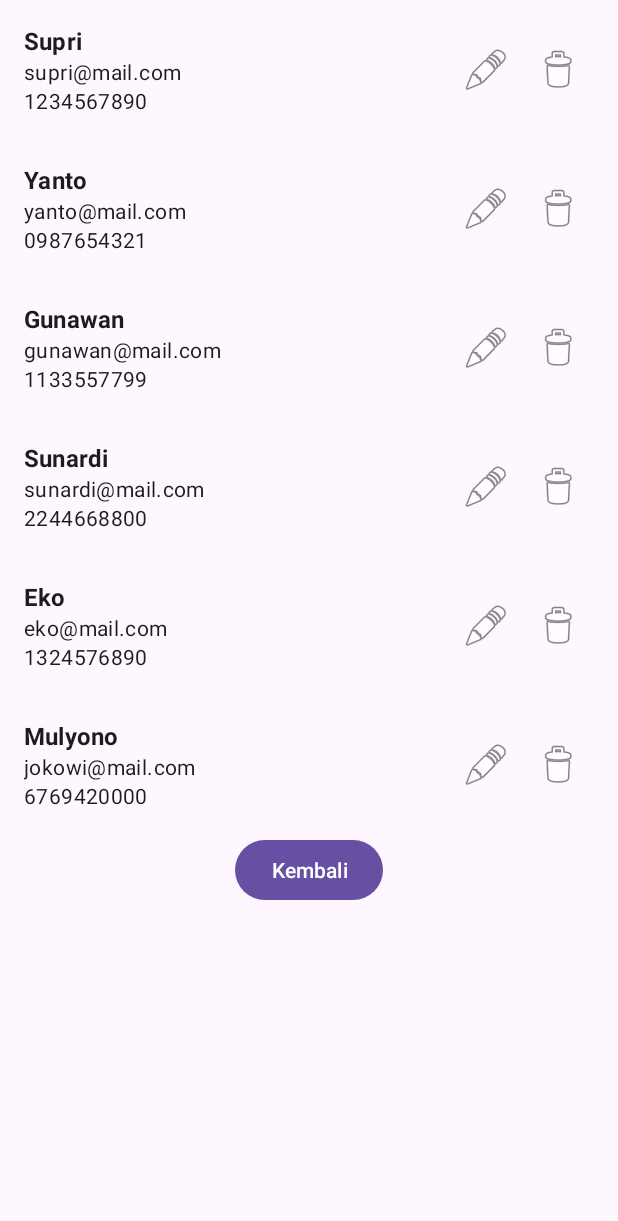
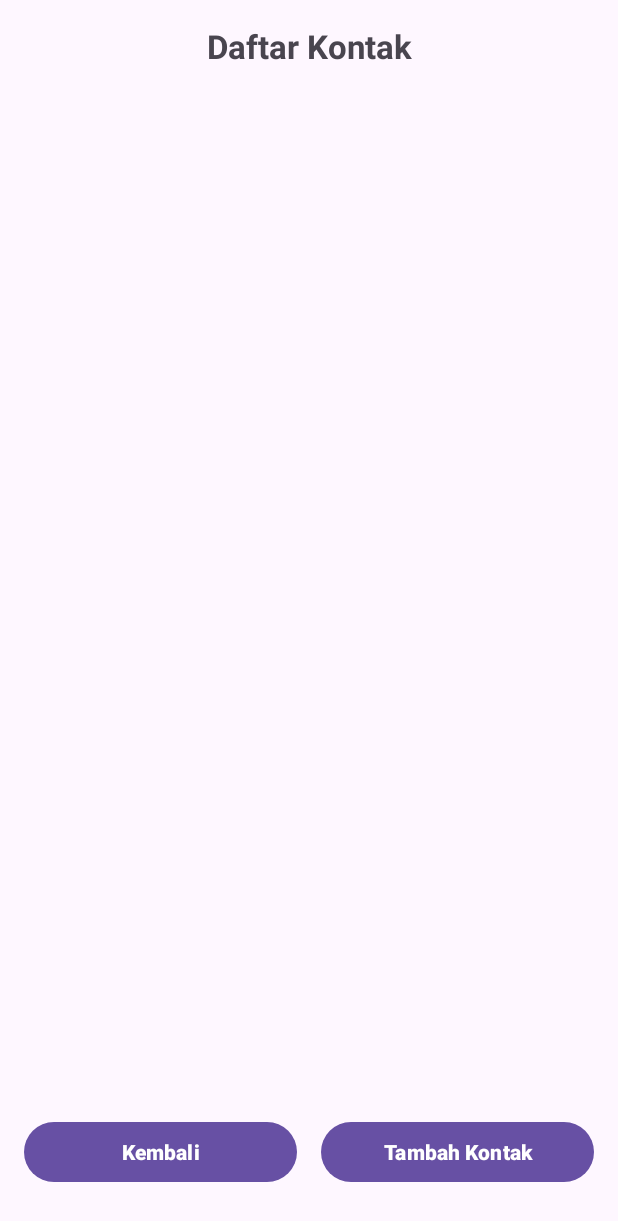
Before and after one commit to bukunya/android3, an Android app: the ContactActivity screen opened directly, with no data from a screen before it, on a phone screen of 412 x 824 dp. Shown: the top 1221 px of the screen. Run offline under Robolectric (Android 15) with nearby library versions, the phone set to English and light mode, and no system bars.

Commit message:
feat: daftar kontak, edit, delete

```diff
--- a/app/build.gradle.kts
+++ b/app/build.gradle.kts
@@ -1,6 +1,7 @@
 plugins {
     alias(libs.plugins.android.application)
     alias(libs.plugins.kotlin.android)
+    alias(libs.plugins.navigation.safeargs)
 }
 
 android {
@@ -45,6 +46,8 @@ dependencies {
     implementation(libs.material)
     implementation(libs.androidx.activity)
     implementation(libs.androidx.constraintlayout)
+    implementation(libs.androidx.navigation.fragment.ktx)
+    implementation(libs.androidx.navigation.ui.ktx)
     testImplementation(libs.junit)
     androidTestImplementation(libs.androidx.junit)
     androidTestImplementation(libs.androidx.espresso.core)
--- a/app/src/main/java/com/example/contactapp/ContactActivity.kt
+++ b/app/src/main/java/com/example/contactapp/ContactActivity.kt
@@ -1,59 +1,66 @@
 package com.example.contactapp
 
-import android.content.Intent
 import android.os.Bundle
-import android.widget.Toast
-import androidx.activity.enableEdgeToEdge
+import android.view.LayoutInflater
+import android.widget.Button
+import android.widget.EditText
+import androidx.appcompat.app.AlertDialog
 import androidx.appcompat.app.AppCompatActivity
-import androidx.core.view.ViewCompat
-import androidx.core.view.WindowInsetsCompat
-import androidx.recyclerview.widget.GridLayoutManager
-import com.example.contactapp.databinding.ActivityContactBinding
+import androidx.recyclerview.widget.LinearLayoutManager
+import androidx.recyclerview.widget.RecyclerView
 
 class ContactActivity : AppCompatActivity() {
-    lateinit var binding: ActivityContactBinding
+
+    private lateinit var prefManager: PrefManager
+    private lateinit var adapter: ContactAdapter
+    private lateinit var contactList: MutableList<Contact>
 
     override fun onCreate(savedInstanceState: Bundle?) {
         super.onCreate(savedInstanceState)
-        enableEdgeToEdge()
+        setContentView(R.layout.activity_contact)
 
-        binding = ActivityContactBinding.inflate(layoutInflater)
+        prefManager = PrefManager.getInstance(this)
+        contactList = prefManager.getAllContacts()
 
-        setContentView(binding.root)
+        val recyclerView = findViewById<RecyclerView>(R.id.recyclerViewContacts)
+        val btnTambah = findViewById<Button>(R.id.btnTambahKontak)
+        val btnKembali = findViewById<Button>(R.id.btnKembali)
 
-        //panggil fungsi generate dummydata
-        var disaster = generateDummy()
+        adapter = ContactAdapter(this, contactList, prefManager)
+        recyclerView.layoutManager = LinearLayoutManager(this)
+        recyclerView.adapter = adapter
 
-        //init adapter
-        val adapterContact = ContactAdapter(generateDummy()) { contact ->
-            Toast.makeText(
-                this@ContactActivity,
-                "You clicked on ${contact.name}",
-                Toast.LENGTH_SHORT
-            ).show()
+        btnTambah.setOnClickListener {
+            showAddContactDialog()
         }
 
-        with(binding){
-            rvContact.apply {
-                adapter = adapterContact
-                layoutManager = GridLayoutManager(this@ContactActivity, 1)
-            }
-            btnReturnToMain.setOnClickListener {
-                startActivity(Intent(this@ContactActivity, MainActivity::class.java))
-                finish()
-            }
-
+        btnKembali.setOnClickListener {
+            finish()
         }
     }
 
-    fun generateDummy(): List<Contact>{
-        return listOf(
-            Contact(name = "Supri", "supri@mail.com", "1234567890"),
-            Contact(name = "Yanto", "yanto@mail.com", "0987654321"),
-            Contact(name = "Gunawan", "gunawan@mail.com", "1133557799"),
-            Contact(name = "Sunardi", "sunardi@mail.com", "2244668800"),
-            Contact(name = "Eko", "eko@mail.com", "1324576890"),
-            Contact(name = "Mulyono", "jokowi@mail.com", "6769420000")
-        )
+    private fun showAddContactDialog() {
+        val view = LayoutInflater.from(this).inflate(R.layout.dialog_add_edit_contact, null)
+        val etName = view.findViewById<EditText>(R.id.etName)
+        val etEmail = view.findViewById<EditText>(R.id.etEmail)
+        val etPhone = view.findViewById<EditText>(R.id.etPhone)
+
+        AlertDialog.Builder(this)
+            .setTitle("Tambah Kontak")
+            .setView(view)
+            .setPositiveButton("Simpan") { _, _ ->
+                val name = etName.text.toString()
+                val email = etEmail.text.toString()
+                val phone = etPhone.text.toString()
+
+                if (name.isNotEmpty() && email.isNotEmpty() && phone.isNotEmpty()) {
+                    prefManager.saveContact(name, email, phone)
+                    contactList = prefManager.getAllContacts()
+                    adapter = ContactAdapter(this, contactList, prefManager)
+                    findViewById<RecyclerView>(R.id.recyclerViewContacts).adapter = adapter
+                }
+            }
+            .setNegativeButton("Batal", null)
+            .show()
     }
 }
--- a/app/src/main/java/com/example/contactapp/ContactAdapter.kt
+++ b/app/src/main/java/com/example/contactapp/ContactAdapter.kt
@@ -1,43 +1,87 @@
 package com.example.contactapp
 
+import android.content.Context
 import android.view.LayoutInflater
+import android.view.View
 import android.view.ViewGroup
+import android.widget.ImageButton
+import android.widget.TextView
+import androidx.appcompat.app.AlertDialog
 import androidx.recyclerview.widget.RecyclerView
-import com.example.contactapp.Contact
-import com.example.contactapp.databinding.ItemContactBinding
 
-typealias onClickContact = (Contact) -> Unit
+class ContactAdapter(
+    private val context: Context,
+    private var contactList: MutableList<Contact>,
+    private val prefManager: PrefManager
+) : RecyclerView.Adapter<ContactAdapter.ViewHolder>() {
 
-class ContactAdapter(private val listContact: List<Contact>, private val onClickContact: onClickContact):
-    RecyclerView.Adapter<ContactAdapter.ItemContactViewHolder>() {
-    inner class ItemContactViewHolder(private val binding: ItemContactBinding) :
-        RecyclerView.ViewHolder(binding.root) {
+    inner class ViewHolder(itemView: View) : RecyclerView.ViewHolder(itemView) {
+        val tvName: TextView = itemView.findViewById(R.id.tvName)
+        val tvEmail: TextView = itemView.findViewById(R.id.tvEmail)
+        val tvPhone: TextView = itemView.findViewById(R.id.tvPhone)
+        val btnEdit: ImageButton = itemView.findViewById(R.id.btn_edit_contact)
+        val btnDelete: ImageButton = itemView.findViewById(R.id.btn_delete_contact)
+    }
 
-        fun bind(data: Contact){
-            with(binding){
-                tvContactName.text = data.name
-                tvContactEmail.text = data.email
-                tvContactPhoneNumber.text = data.phone
-                itemView.setOnClickListener {
-                    onClickContact(data)
+    override fun onCreateViewHolder(parent: ViewGroup, viewType: Int): ViewHolder {
+        val view =
+            LayoutInflater.from(context).inflate(R.layout.item_contact, parent, false)
+        return ViewHolder(view)
+    }
+
+    override fun getItemCount(): Int = contactList.size
+
+    override fun onBindViewHolder(holder: ViewHolder, position: Int) {
+        val contact = contactList[position]
+
+        holder.tvName.text = contact.name
+        holder.tvEmail.text = contact.email
+        holder.tvPhone.text = contact.phone
+
+        // Tombol Edit
+        holder.btnEdit.setOnClickListener {
+            showEditDialog(position, contact)
+        }
+
+        // Tombol Hapus
+        holder.btnDelete.setOnClickListener {
+            AlertDialog.Builder(context)
+                .setTitle("Hapus Kontak")
+                .setMessage("Yakin ingin menghapus kontak ini?")
+                .setPositiveButton("Ya") { _, _ ->
+                    prefManager.deleteContact(position)
+                    contactList = prefManager.getAllContacts()
+                    notifyDataSetChanged()
                 }
-            }
+                .setNegativeButton("Batal", null)
+                .show()
         }
     }
 
-    override fun onCreateViewHolder(
-        parent: ViewGroup,
-        viewType: Int):
-            ItemContactViewHolder {
-        val binding = ItemContactBinding.inflate(LayoutInflater.from(parent.context), parent,false)
-        return ItemContactViewHolder(binding)
-    }
+    private fun showEditDialog(position: Int, contact: Contact) {
+        val view = LayoutInflater.from(context).inflate(R.layout.dialog_add_edit_contact, null)
+        val nameField = view.findViewById<TextView>(R.id.etName)
+        val emailField = view.findViewById<TextView>(R.id.etEmail)
+        val phoneField = view.findViewById<TextView>(R.id.etPhone)
 
-    override fun onBindViewHolder(holder: ItemContactViewHolder, position: Int) {
-        holder.bind(listContact[position])
-    }
+        nameField.text = contact.name
+        emailField.text = contact.email
+        phoneField.text = contact.phone
 
-    override fun getItemCount(): Int {
-        return listContact.count()
+        AlertDialog.Builder(context)
+            .setTitle("Edit Kontak")
+            .setView(view)
+            .setPositiveButton("Simpan") { _, _ ->
+                val updated = Contact(
+                    nameField.text.toString(),
+                    emailField.text.toString(),
+                    phoneField.text.toString()
+                )
+                prefManager.editContact(position, updated.name, updated.email, updated.phone)
+                contactList = prefManager.getAllContacts()
+                notifyDataSetChanged()
+            }
+            .setNegativeButton("Batal", null)
+            .show()
     }
 }
--- a/app/src/main/res/layout/activity_contact.xml
+++ b/app/src/main/res/layout/activity_contact.xml
@@ -1,27 +1,57 @@
 <?xml version="1.0" encoding="utf-8"?>
-<androidx.constraintlayout.widget.ConstraintLayout xmlns:android="http://schemas.android.com/apk/res/android"
-    xmlns:app="http://schemas.android.com/apk/res-auto"
-    xmlns:tools="http://schemas.android.com/tools"
-    android:id="@+id/main"
+<LinearLayout xmlns:android="http://schemas.android.com/apk/res/android"
+    android:orientation="vertical"
     android:layout_width="match_parent"
     android:layout_height="match_parent"
-    tools:context=".ContactActivity">
+    android:padding="16dp">
+
+    <TextView
+        android:layout_width="match_parent"
+        android:layout_height="wrap_content"
+        android:text="Daftar Kontak"
+        android:textSize="22sp"
+        android:textStyle="bold"
+        android:gravity="center"
+        android:layout_marginBottom="8dp" />
 
     <androidx.recyclerview.widget.RecyclerView
-        android:id="@+id/rv_contact"
+        android:id="@+id/recyclerViewContacts"
+        android:layout_width="match_parent"
+        android:layout_height="0dp"
+        android:layout_marginTop="16dp"
+        android:layout_weight="1" />
+
+    <LinearLayout
         android:layout_width="match_parent"
         android:layout_height="wrap_content"
-        app:layout_constraintEnd_toEndOf="parent"
-        app:layout_constraintStart_toStartOf="parent"
-        app:layout_constraintTop_toTopOf="parent" />
+        android:orientation="horizontal"
+        android:gravity="center"
+        android:layout_marginTop="8dp"
+        android:layout_marginBottom="16dp"
+        android:weightSum="2">
 
-    <Button
-        android:id="@+id/btn_return_to_main"
-        android:layout_width="wrap_content"
-        android:layout_height="wrap_content"
-        android:text="Kembali"
-        app:layout_constraintEnd_toEndOf="parent"
-        app:layout_constraintStart_toStartOf="parent"
-        app:layout_constraintTop_toBottomOf="@+id/rv_contact" />
+        <Button
+            android:id="@+id/btnKembali"
+            android:layout_width="0dp"
+            android:layout_height="wrap_content"
+            android:layout_weight="1"
+            android:text="Kembali"
+            android:layout_marginEnd="8dp"
+            android:textColor="@android:color/white"
+            android:textStyle="bold"  />
 
-</androidx.constraintlayout.widget.ConstraintLayout>
+        <Button
+            android:id="@+id/btnTambahKontak"
+            android:layout_width="0dp"
+            android:layout_height="wrap_content"
+            android:layout_weight="1"
+            android:text="Tambah Kontak"
+            android:layout_marginStart="8dp"
+            android:textColor="@android:color/white"
+            android:textStyle="bold" />
+
+
+
+    </LinearLayout>
+
+</LinearLayout>
--- a/app/src/main/res/layout/item_contact.xml
+++ b/app/src/main/res/layout/item_contact.xml
@@ -1,62 +1,56 @@
 <?xml version="1.0" encoding="utf-8"?>
-<androidx.constraintlayout.widget.ConstraintLayout xmlns:android="http://schemas.android.com/apk/res/android"
-    xmlns:app="http://schemas.android.com/apk/res-auto"
-    xmlns:tools="http://schemas.android.com/tools"
+<LinearLayout xmlns:android="http://schemas.android.com/apk/res/android"
     android:layout_width="match_parent"
     android:layout_height="wrap_content"
-    android:padding="16dp">
+    android:orientation="horizontal"
+    android:padding="12dp"
+    android:background="#FFFFFF"
+    android:elevation="2dp"
+    android:layout_marginBottom="8dp">
+
+    <LinearLayout
+        android:layout_width="0dp"
+        android:layout_height="wrap_content"
+        android:layout_weight="1"
+        android:orientation="vertical">
+
+        <TextView
+            android:id="@+id/tvName"
+            android:layout_width="wrap_content"
+            android:layout_height="wrap_content"
+            android:text="Nama"
+            android:textStyle="bold"
+            android:textSize="16sp" />
+
+        <TextView
+            android:id="@+id/tvEmail"
+            android:layout_width="wrap_content"
+            android:layout_height="wrap_content"
+            android:text="Email"
+            android:textSize="14sp" />
+
+        <TextView
+            android:id="@+id/tvPhone"
+            android:layout_width="wrap_content"
+            android:layout_height="wrap_content"
+            android:text="Telepon"
+            android:textSize="14sp" />
+    </LinearLayout>
+
+    <ImageButton
+        android:id="@+id/btn_edit_contact"
+        android:layout_width="40dp"
+        android:layout_height="40dp"
+        android:src="@android:drawable/ic_menu_edit"
+        android:contentDescription="Edit"
+        android:background="?android:attr/selectableItemBackgroundBorderless" />
 
     <ImageButton
         android:id="@+id/btn_delete_contact"
-        android:layout_width="48dp"
-        android:layout_height="48dp"
+        android:layout_width="40dp"
+        android:layout_height="40dp"
         android:src="@android:drawable/ic_menu_delete"
-        android:background="?attr/selectableItemBackgroundBorderless"
-        android:contentDescription="Delete"
-        app:layout_constraintEnd_toEndOf="parent"
-        app:layout_constraintTop_toTopOf="parent"
-        app:layout_constraintBottom_toBottomOf="parent" />
+        android:contentDescription="Hapus"
+        android:background="?android:attr/selectableItemBackgroundBorderless" />
 
-    <ImageButton
-        android:id="@+id/btn_edit_contact"
-        android:layout_width="48dp"
-        android:layout_height="48dp"
-        android:src="@android:drawable/ic_menu_edit"
-        android:background="?attr/selectableItemBackgroundBorderless"
-        android:contentDescription="Edit"
-        app:layout_constraintEnd_toStartOf="@+id/btn_delete_contact"
-        app:layout_constraintTop_toTopOf="parent"
-        app:layout_constraintBottom_toBottomOf="parent" />
-
-    <TextView
-        android:id="@+id/tv_contact_name"
-        android:layout_width="0dp"
-        android:layout_height="wrap_content"
-        android:text="Nama"
-        android:textAppearance="@style/TextAppearance.MaterialComponents.Subtitle1"
-        android:textStyle="bold"
-        app:layout_constraintStart_toStartOf="parent"
-        app:layout_constraintTop_toTopOf="parent"
-        app:layout_constraintEnd_toStartOf="@+id/btn_edit_contact"
-        android:layout_marginEnd="16dp" />
-
-    <TextView
-        android:id="@+id/tv_contact_email"
-        android:layout_width="0dp"
-        android:layout_height="wrap_content"
-        android:text="email"
-        android:textAppearance="@style/TextAppearance.MaterialComponents.Body2"
-        app:layout_constraintStart_toStartOf="parent"
-        app:layout_constraintTop_toBottomOf="@+id/tv_contact_name"
-        app:layout_constraintEnd_toEndOf="@+id/tv_contact_name" />
-
-    <TextView
-        android:id="@+id/tv_contact_phone_number"
-        android:layout_width="0dp"
-        android:layout_height="wrap_content"
-        android:text="phone"
-        android:textAppearance="@style/TextAppearance.MaterialComponents.Body2"
-        app:layout_constraintStart_toStartOf="parent"
-        app:layout_constraintTop_toBottomOf="@+id/tv_contact_email"
-        app:layout_constraintEnd_toEndOf="@+id/tv_contact_name" />
-</androidx.constraintlayout.widget.ConstraintLayout>
+</LinearLayout>
--- /dev/null
+++ b/app/src/main/res/menu/menu_navbar.xml
@@ -0,0 +1,4 @@
+<?xml version="1.0" encoding="utf-8"?>
+<menu xmlns:android="http://schemas.android.com/apk/res/android">
+
+</menu>
--- /dev/null
+++ b/app/src/main/res/navigation/navigation_navbar.xml
@@ -0,0 +1,6 @@
+<?xml version="1.0" encoding="utf-8"?>
+<navigation xmlns:android="http://schemas.android.com/apk/res/android"
+    xmlns:app="http://schemas.android.com/apk/res-auto"
+    android:id="@+id/navigation_navbar">
+
+</navigation>
--- a/build.gradle.kts
+++ b/build.gradle.kts
@@ -2,4 +2,5 @@
 plugins {
     alias(libs.plugins.android.application) apply false
     alias(libs.plugins.kotlin.android) apply false
+    alias(libs.plugins.navigation.safeargs) apply false
 }
--- a/gradle/libs.versions.toml
+++ b/gradle/libs.versions.toml
@@ -9,6 +9,9 @@ appcompat = "1.7.1"
 material = "1.13.0"
 activity = "1.11.0"
 constraintlayout = "2.2.1"
+navigation = "2.6.0"
+navigationFragmentKtx = "2.9.5"
+navigationUiKtx = "2.9.5"
 
 [libraries]
 androidx-core-ktx = { group = "androidx.core", name = "core-ktx", version.ref = "coreKtx" }
@@ -19,7 +22,10 @@ androidx-appcompat = { group = "androidx.appcompat", name = "appcompat", version
 material = { group = "com.google.android.material", name = "material", version.ref = "material" }
 androidx-activity = { group = "androidx.activity", name = "activity", version.ref = "activity" }
 androidx-constraintlayout = { group = "androidx.constraintlayout", name = "constraintlayout", version.ref = "constraintlayout" }
+androidx-navigation-fragment-ktx = { group = "androidx.navigation", name = "navigation-fragment-ktx", version.ref = "navigation" }
+androidx-navigation-ui-ktx = { group = "androidx.navigation", name = "navigation-ui-ktx", version.ref = "navigation" }
 
 [plugins]
 android-application = { id = "com.android.application", version.ref = "agp" }
 kotlin-android = { id = "org.jetbrains.kotlin.android", version.ref = "kotlin" }
+navigation-safeargs = { id = "androidx.navigation.safeargs.kotlin", version.ref = "navigation" }
```
Also changed, not shown: app/src/main/java/com/example/contactapp/PrefManager.kt (+69 -0 lines), app/src/main/res/layout/activity_main.xml (+10 -0 lines), app/src/main/res/layout/dialog_add_edit_contact.xml (added, +27 -0 lines).
